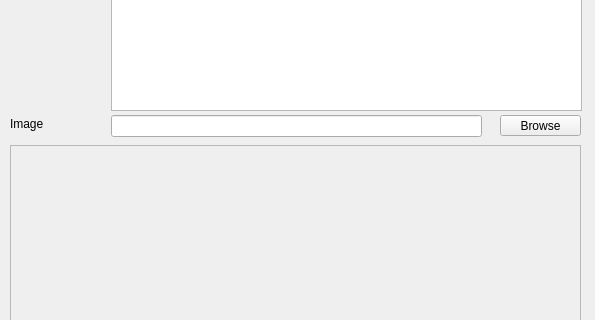
Old version of the form src/gui/src/SoundLibrary/SoundLibraryPropertiesDialog_UI.ui in the repository hydrogen-music/hydrogen; both pictures show x 0 to 595 and y 175 to 495 of the 595 by 640 pixel window.
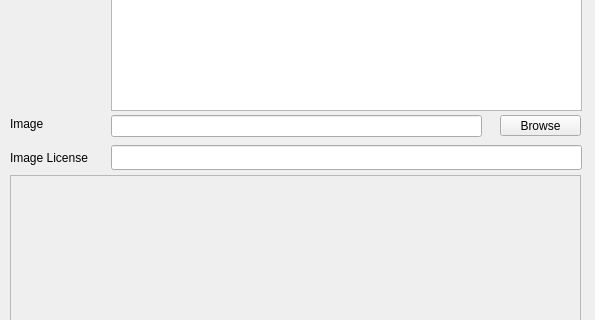
New version of the form.

Commit message: Added image license for kits, made cached image name unique

What changed in the file:
```diff
--- a/src/gui/src/SoundLibrary/SoundLibraryPropertiesDialog_UI.ui
+++ b/src/gui/src/SoundLibrary/SoundLibraryPropertiesDialog_UI.ui
@@ -208,9 +208,9 @@
    <property name="geometry">
     <rect>
      <x>10</x>
-     <y>320</y>
+     <y>350</y>
      <width>571</width>
-     <height>251</height>
+     <height>221</height>
     </rect>
    </property>
    <property name="palette">
@@ -317,6 +317,47 @@
     <string>Browse</string>
    </property>
   </widget>
+  <widget class="QLineEdit" name="imageLicenseText">
+   <property name="geometry">
+    <rect>
+     <x>111</x>
+     <y>320</y>
+     <width>471</width>
+     <height>25</height>
+    </rect>
+   </property>
+   <property name="sizePolicy">
+    <sizepolicy hsizetype="Fixed" vsizetype="Fixed">
+     <horstretch>0</horstretch>
+     <verstretch>0</verstretch>
+    </sizepolicy>
+   </property>
+   <property name="minimumSize">
+    <size>
+     <width>209</width>
+     <height>0</height>
+    </size>
+   </property>
+  </widget>
+  <widget class="QLabel" name="label_6">
+   <property name="geometry">
+    <rect>
+     <x>10</x>
+     <y>320</y>
+     <width>91</width>
+     <height>25</height>
+    </rect>
+   </property>
+   <property name="sizePolicy">
+    <sizepolicy hsizetype="Expanding" vsizetype="Expanding">
+     <horstretch>0</horstretch>
+     <verstretch>0</verstretch>
+    </sizepolicy>
+   </property>
+   <property name="text">
+    <string>Image License</string>
+   </property>
+  </widget>
  </widget>
  <tabstops>
   <tabstop>nameTxt</tabstop>
```
The commit also changes 12 other files.
